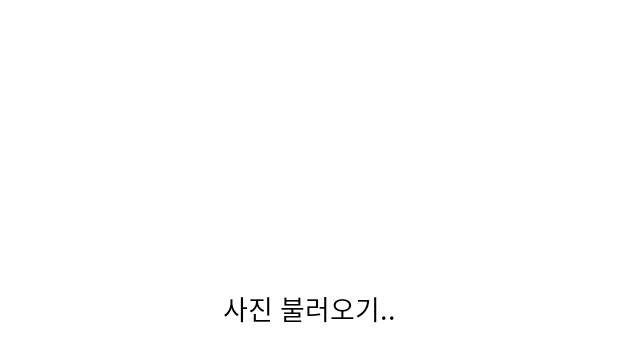
After one commit to Collaborative-Code-Wave/Android-Basics, an Android app: the layout item_load_more.xml on its own in the app's theme, with its tools: preview values and no code run, on a phone screen of 412 x 824 dp. The commit adds this screen. Shown: the top 362 px of the screen. Run offline under Robolectric (Android 15) with nearby library versions, the phone set to English and light mode, and no system bars.

Commit message:
feat: 액자 UI 그리기 1

```diff
--- /dev/null
+++ b/chapter8/app/src/main/res/layout/item_load_more.xml
@@ -0,0 +1,20 @@
+<?xml version="1.0" encoding="utf-8"?>
+<androidx.constraintlayout.widget.ConstraintLayout xmlns:android="http://schemas.android.com/apk/res/android"
+  android:layout_width="match_parent"
+  android:layout_height="match_parent"
+  xmlns:app="http://schemas.android.com/apk/res-auto">
+
+  <TextView
+    android:id="@+id/previewImageView"
+    android:layout_width="match_parent"
+    android:layout_height="0dp"
+    android:text="사진 불러오기.."
+    android:textSize="18sp"
+    android:textColor="@color/black"
+    android:gravity="center"
+    android:background="@color/white"
+    app:layout_constraintStart_toStartOf="parent"
+    app:layout_constraintTop_toTopOf="parent"
+    app:layout_constraintDimensionRatio="1.0"/>
+
+</androidx.constraintlayout.widget.ConstraintLayout>
```
Also changed, not shown: chapter8/app/src/main/java/code/wave/chapter8/ImageAdapter.kt (added, +85 -0 lines), chapter8/app/src/main/java/code/wave/chapter8/MainActivity.kt (+26 -4 lines), chapter8/app/src/main/res/layout/activity_main.xml (+10 -0 lines), chapter8/app/src/main/res/layout/item_image.xml (added, +17 -0 lines).
